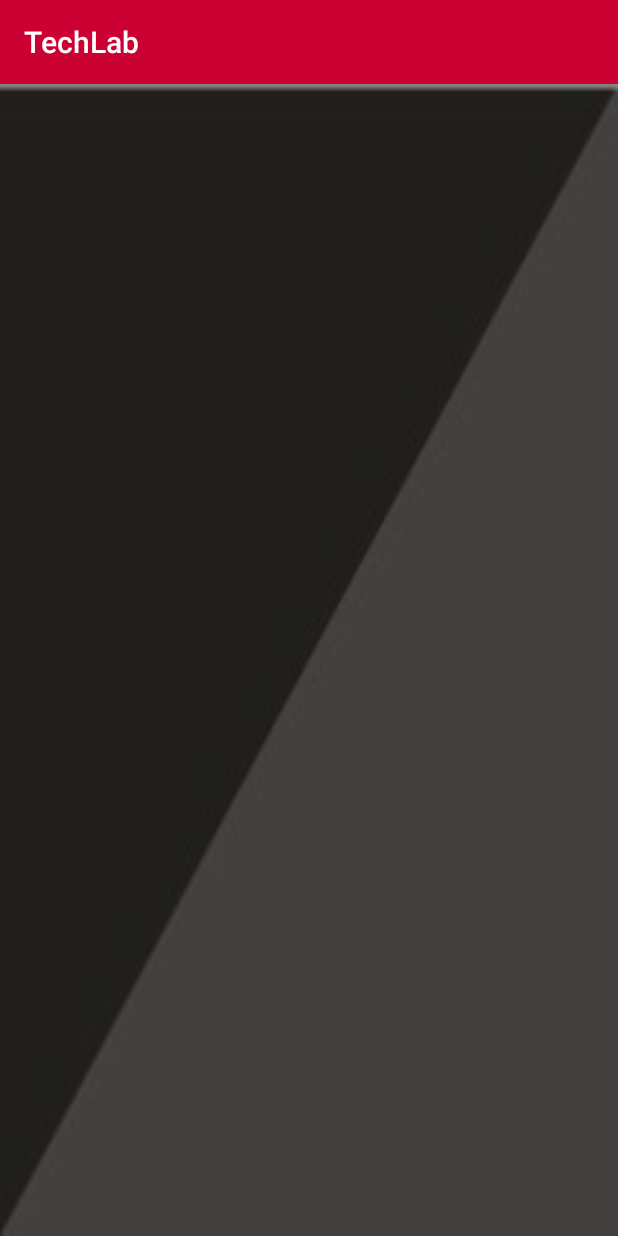
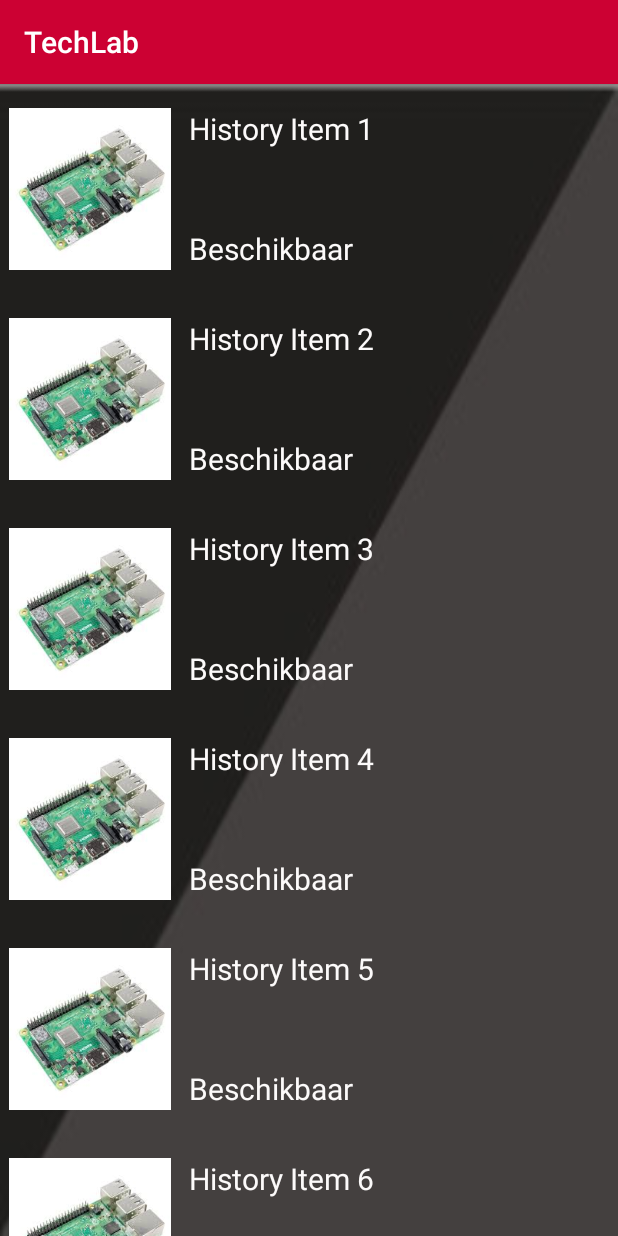
Before and after one commit to rahafff97/TC1819_Groep_3, an Android app: the HistoryActivity screen opened directly, with no data from a screen before it, on a phone screen of 412 x 824 dp. Run offline under Robolectric (Android 15) with nearby library versions, the phone set to English and light mode, and no system bars.

Commit message:
history activity gemaakt

```diff
--- a/TechLab/app/build.gradle
+++ b/TechLab/app/build.gradle
@@ -24,6 +24,7 @@ dependencies {
     implementation 'com.android.support.constraint:constraint-layout:1.1.3'
     implementation 'com.github.bumptech.glide:glide:4.8.0'
     implementation 'com.android.support:design:28.0.0'
+    implementation 'com.android.support:recyclerview-v7:27.1.1'
     annotationProcessor 'com.github.bumptech.glide:compiler:4.8.0'
     implementation 'com.google.android.gms:play-services-auth:16.0.1'
     testImplementation 'junit:junit:4.12'
--- a/TechLab/app/src/main/AndroidManifest.xml
+++ b/TechLab/app/src/main/AndroidManifest.xml
@@ -9,7 +9,7 @@
         android:roundIcon="@mipmap/ic_launcher_round"
         android:supportsRtl="true"
         android:theme="@style/AppTheme">
-        <activity android:name=".HistoryActivity"></activity>
+        <activity android:name=".History.HistoryActivity"></activity>
         <activity
             android:name=".ItemsAndMenuActivity"
             android:label="@string/Producten"
--- /dev/null
+++ b/TechLab/app/src/main/java/com/example/loginsystem/History/HistoryActivity.java
@@ -0,0 +1,35 @@
+package com.example.loginsystem.History;
+
+import android.support.v7.app.AppCompatActivity;
+import android.os.Bundle;
+import android.support.v7.widget.LinearLayoutManager;
+import android.support.v7.widget.RecyclerView;
+
+import com.example.loginsystem.History.HistoryItem;
+import com.example.loginsystem.History.HistoryItemsAdapter;
+import com.example.loginsystem.R;
+
+import java.util.ArrayList;
+
+public class HistoryActivity extends AppCompatActivity {
+    ArrayList<HistoryItem> historyItems;
+
+    @Override
+    protected void onCreate(Bundle savedInstanceState) {
+        super.onCreate(savedInstanceState);
+    setContentView(R.layout.activity_history);
+
+    // Lookup the recyclerview in activity layout
+    RecyclerView rvContacts = (RecyclerView) findViewById(R.id.rvContacts);
+
+    // Initialize contacts
+    historyItems = HistoryItem.createContactsList(20);
+    // Create adapter passing in the sample user data
+    HistoryItemsAdapter adapter = new HistoryItemsAdapter(historyItems);
+    // Attach the adapter to the recyclerview to populate items
+    rvContacts.setAdapter(adapter);
+    // Set layout manager to position the items
+    rvContacts.setLayoutManager(new LinearLayoutManager(this));
+    // That's all!
+    }
+}
--- /dev/null
+++ b/TechLab/app/src/main/java/com/example/loginsystem/History/HistoryItem.java
@@ -0,0 +1,38 @@
+package com.example.loginsystem.History;
+
+import java.util.ArrayList;
+import java.util.UUID;
+
+public class HistoryItem{
+    private String mName;
+    private boolean mAvailable;
+    UUID mID;
+
+    private HistoryItem(String name, boolean available) {
+        mName = name;
+        mAvailable = available;
+        mID = UUID.randomUUID();
+    }
+
+    public String getName() {
+        return mName;
+    }
+
+    public boolean isAvailable() {
+        return mAvailable;
+    }
+
+    public UUID getID(){
+        return mID;
+    }
+
+    private static int lastItemId = 0;
+
+    public static ArrayList<HistoryItem> createContactsList(int numItems) {
+        ArrayList<HistoryItem> items = new ArrayList<HistoryItem>();
+        for (int i = 1; i <= numItems; i++) {
+            items.add(new HistoryItem("History Item " + ++lastItemId, i <= numItems / 2));
+        }
+        return items;
+    }
+}
--- /dev/null
+++ b/TechLab/app/src/main/java/com/example/loginsystem/History/HistoryItemsAdapter.java
@@ -0,0 +1,85 @@
+package com.example.loginsystem.History;
+
+import android.content.Context;
+import android.support.v7.util.DiffUtil;
+import android.support.v7.widget.RecyclerView;
+import android.view.LayoutInflater;
+import android.view.View;
+import android.view.ViewGroup;
+import android.widget.TextView;
+
+import com.example.loginsystem.R;
+
+import java.util.List;
+
+public class HistoryItemsAdapter extends
+        RecyclerView.Adapter<HistoryItemsAdapter.ViewHolder> {
+
+    // Provide a direct reference to each of the views within a data item
+    // Used to cache the views within the item layout for fast access
+    public class ViewHolder extends RecyclerView.ViewHolder {
+        // Your holder should contain a member variable
+        // for any view that will be set as you render a row
+        public TextView nameTextView;
+
+        // We also create a constructor that accepts the entire item row
+        // and does the view lookups to find each subview
+        public ViewHolder(View itemView) {
+            // Stores the itemView in a public final member variable that can be used
+            // to access the context from any ViewHolder instance.
+            super(itemView);
+
+            nameTextView = (TextView) itemView.findViewById(R.id.contact_name);
+        }
+    }
+
+    // Store a member variable for the contacts
+    private List<HistoryItem> mHistoryItems;
+
+    // Pass in the contact array into the constructor
+    public HistoryItemsAdapter(List<HistoryItem> items) {
+        mHistoryItems = items;
+    }
+    // Usually involves inflating a layout from XML and returning the holder
+//    @NonNull
+    @Override
+    public HistoryItemsAdapter.ViewHolder onCreateViewHolder(ViewGroup parent, int viewType) {
+        Context context = parent.getContext();
+        LayoutInflater inflater = LayoutInflater.from(context);
+
+        // Inflate the custom layout
+        View HistoryView = inflater.inflate(R.layout.history_item_layout, parent, false);
+
+        // Return a new holder instance
+        ViewHolder viewHolder = new ViewHolder(HistoryView);
+        return viewHolder;
+    }
+
+    // Involves populating data into the item through holder
+    @Override
+    public void onBindViewHolder(HistoryItemsAdapter.ViewHolder viewHolder, int position) {
+        // Get the data model based on position
+        HistoryItem histItem = mHistoryItems.get(position);
+
+        // Set item views based on your views and data model
+        TextView textView = viewHolder.nameTextView;
+        textView.setText(histItem.getName());
+    }
+
+    // Returns the total count of items in the list
+    @Override
+    public int getItemCount() {
+        return mHistoryItems.size();
+    }
+    public void swapItems(List<HistoryItem> contacts) {
+        // compute diffs
+        final HistoryItemDiffCallback diffCallback = new HistoryItemDiffCallback(this.mHistoryItems, contacts);
+        final DiffUtil.DiffResult diffResult = DiffUtil.calculateDiff(diffCallback);
+
+        // clear contacts and add
+        this.mHistoryItems.clear();
+        this.mHistoryItems.addAll(contacts);
+
+        diffResult.dispatchUpdatesTo(this); // calls adapter's notify methods after diff is computed
+    }
+}
--- a/TechLab/app/src/main/java/com/example/loginsystem/HistoryActivity.java
+++ /dev/null
@@ -1,13 +0,0 @@
-package com.example.loginsystem;
-
-import android.support.v7.app.AppCompatActivity;
-import android.os.Bundle;
-
-public class HistoryActivity extends AppCompatActivity {
-
-    @Override
-    protected void onCreate(Bundle savedInstanceState) {
-        super.onCreate(savedInstanceState);
-        setContentView(R.layout.activity_history);
-    }
-}
--- a/TechLab/app/src/main/res/layout/activity_history.xml
+++ b/TechLab/app/src/main/res/layout/activity_history.xml
@@ -5,6 +5,16 @@
     android:layout_width="match_parent"
     android:layout_height="match_parent"
     android:background="@drawable/background"
-    tools:context=".HistoryActivity">
+    tools:context=".History.HistoryActivity">
+
+    <android.support.v7.widget.RecyclerView
+        android:id="@+id/rvContacts"
+        android:layout_width="0dp"
+        android:layout_height="0dp"
+        app:layout_constraintBottom_toBottomOf="parent"
+        app:layout_constraintEnd_toEndOf="parent"
+        app:layout_constraintStart_toStartOf="parent"
+        app:layout_constraintTop_toTopOf="parent" />
+
 
 </android.support.constraint.ConstraintLayout>
--- /dev/null
+++ b/TechLab/app/src/main/res/layout/history_item_layout.xml
@@ -0,0 +1,41 @@
+<?xml version="1.0" encoding="utf-8"?>
+<LinearLayout
+    xmlns:android="http://schemas.android.com/apk/res/android"
+    android:orientation="horizontal"
+    android:layout_width="match_parent"
+    android:layout_height="wrap_content"
+    android:paddingTop="10dp"
+    android:paddingBottom="10dp">
+
+    <ImageView
+        android:layout_width="120dp"
+        android:layout_height="120dp"
+        android:src="@drawable/raspberry_pi3"
+        android:padding="6dp" />
+
+    <LinearLayout
+        android:layout_width="wrap_content"
+        android:layout_height="120dp"
+        android:orientation="vertical">
+
+    <TextView
+        android:id="@+id/contact_name"
+        android:textColor="@color/white"
+        android:layout_width="match_parent"
+        android:layout_height="80dp"
+        android:padding="6dp"
+        android:paddingBottom="0dp"
+        android:textSize="20sp" />
+
+    <TextView
+        android:layout_width="match_parent"
+        android:layout_height="40dp"
+        android:textSize="20sp"
+        android:text="Beschikbaar"
+        android:textColor="@color/white"
+        android:padding="6dp"
+        android:paddingTop="0dp"/>
+
+    </LinearLayout>
+
+</LinearLayout>
--- a/TechLab/app/src/main/res/menu/activity_items_and_menu_drawer.xml
+++ b/TechLab/app/src/main/res/menu/activity_items_and_menu_drawer.xml
@@ -7,6 +7,9 @@
         <item
             android:id="@+id/meldingen"
             android:title="Meldingen" />
+        <item
+            android:id="@+id/geschiedenis"
+            android:title="Geschiedenis" />
         <item
             android:id="@+id/terugnemen"
             android:title="Terugnemen" />
```
Also changed, not shown: TechLab/app/src/main/java/com/example/loginsystem/AdminActivity.java (deleted, +0 -39 lines), TechLab/app/src/main/java/com/example/loginsystem/History/HistoryItemDiffCallback.java (added, +44 -0 lines), TechLab/app/src/main/java/com/example/loginsystem/ItemsAndMenuActivity.java (+3 -15 lines), TechLab/app/src/main/java/com/example/loginsystem/UserActivity.java (deleted, +0 -70 lines).
